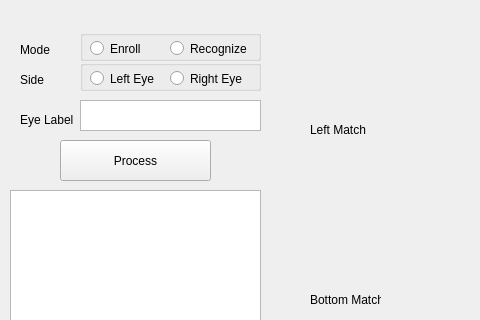
The window that eye.ui (sprites20/iris-recognition-master-2) describes before a commit, drawn with Qt 5; both pictures show x 0 to 480 and y 260 to 580 of the 1154 by 720 pixel window.
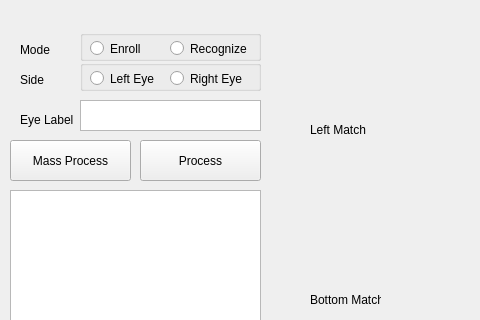
The same window after the commit. Icons and pictures are not drawn.

What changed in the file:
```diff
--- a/eye.ui
+++ b/eye.ui
@@ -39,9 +39,9 @@
    <widget class="QPushButton" name="pushButton">
     <property name="geometry">
      <rect>
-      <x>60</x>
+      <x>140</x>
       <y>400</y>
-      <width>151</width>
+      <width>121</width>
       <height>41</height>
      </rect>
     </property>
@@ -499,6 +499,19 @@
      <string>Settings</string>
     </property>
    </widget>
+   <widget class="QPushButton" name="pushButton_2">
+    <property name="geometry">
+     <rect>
+      <x>10</x>
+      <y>400</y>
+      <width>121</width>
+      <height>41</height>
+     </rect>
+    </property>
+    <property name="text">
+     <string>Mass Process</string>
+    </property>
+   </widget>
   </widget>
   <widget class="QStatusBar" name="statusbar"/>
  </widget>
```
